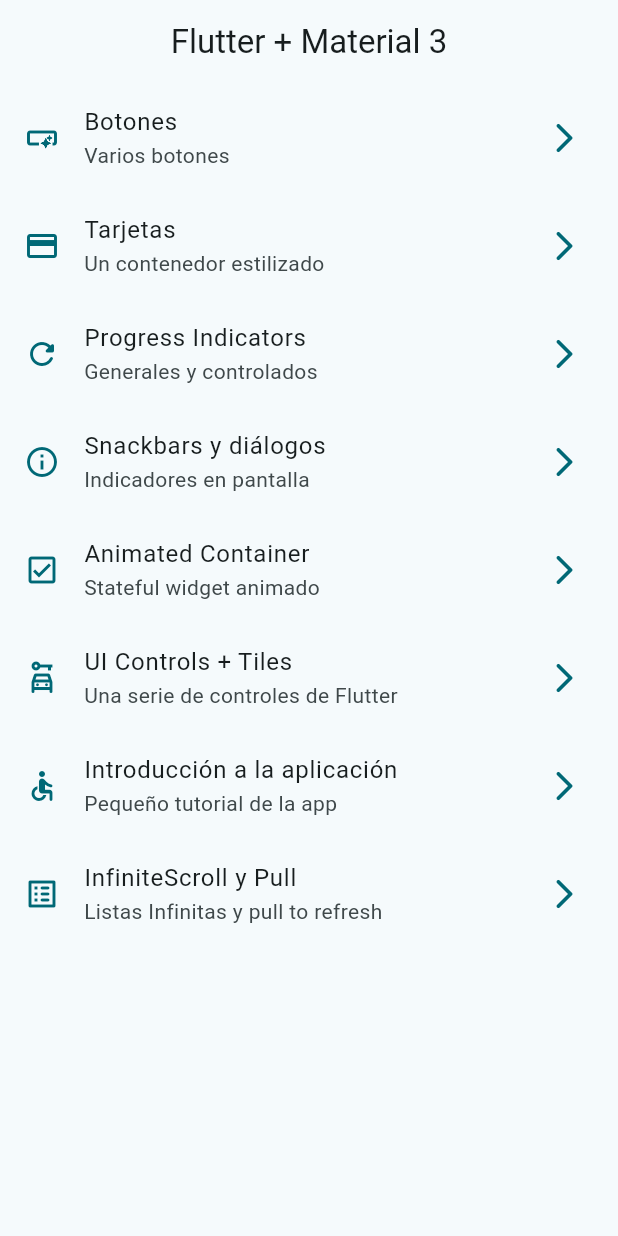
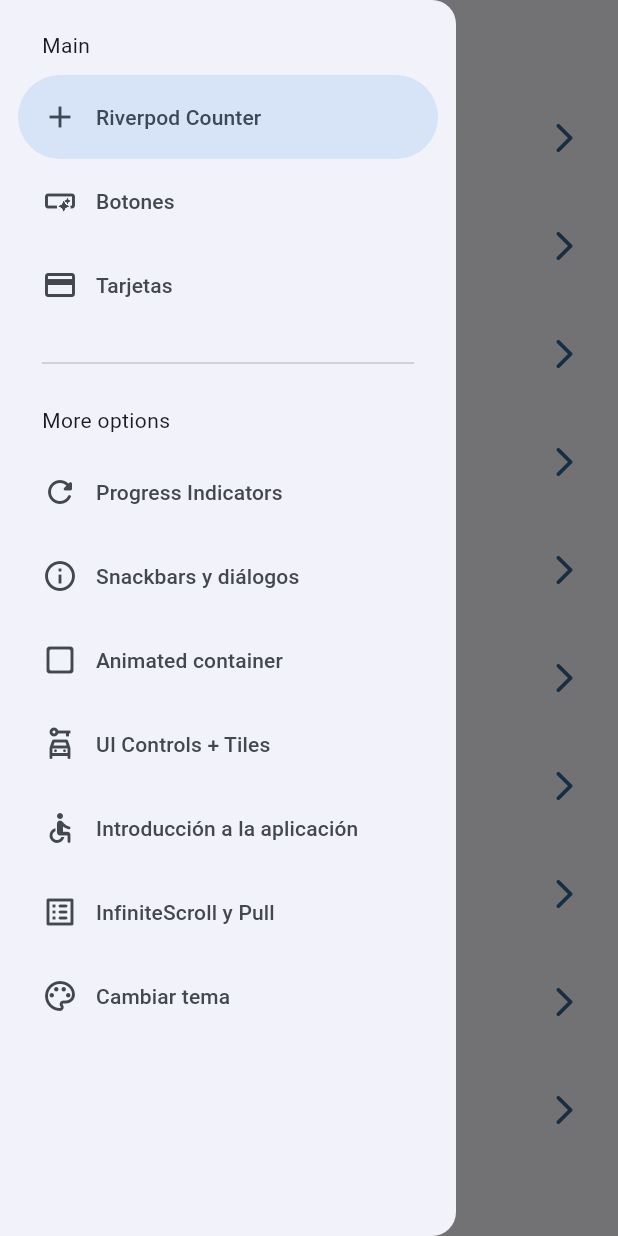
Before and after one commit to DouglasPapu/widgets_app, a Flutter app: the screen it shows after launch, with the side drawer open (before the commit the screen has no drawer), on a phone screen of 412 x 824 dp. Run offline on Flutter 3.47's test engine with Material 3 defaults, Android fonts, the phone set to English and light mode, and no system bars; our stand-ins replace animate_do, flutter_riverpod, go_router.

Commit message:
antes de state notifier

```diff
--- a/lib/config/routers/app_router.dart
+++ b/lib/config/routers/app_router.dart
@@ -1,53 +1,75 @@
 import 'package:go_router/go_router.dart';
+import 'package:widgets_app/presentation/screens/counter/counter_screen.dart';
 import 'package:widgets_app/presentation/screens/screens.dart';
 
 // GoRouter configuration
 final appRouter = GoRouter(
+  initialLocation: '/',
   routes: [
     GoRoute(
       path: '/',
       name: HomeScreen.name,
-      builder: (context, state) => HomeScreen(),
+      builder: (context, state) => const HomeScreen(),
     ),
+
     GoRoute(
       path: '/buttons',
       name: ButtonsScreen.name,
-      builder: (context, state) => ButtonsScreen(),
+      builder: (context, state) => const ButtonsScreen(),
     ),
+
     GoRoute(
       path: '/cards',
       name: CardsScreen.name,
-      builder: (context, state) => CardsScreen(),
+      builder: (context, state) => const CardsScreen(),
     ),
+
     GoRoute(
       path: '/progress',
       name: ProgressScreen.name,
-      builder: (context, state) => ProgressScreen(),
+      builder: (context, state) => const ProgressScreen(),
     ),
+
     GoRoute(
       path: '/snackbars',
       name: SnackbarScreen.name,
-      builder: (context, state) => SnackbarScreen(),
+      builder: (context, state) => const SnackbarScreen(),
     ),
+
     GoRoute(
       path: '/animated',
       name: AnimatedScreen.name,
-      builder: (context, state) => AnimatedScreen(),
+      builder: (context, state) => const AnimatedScreen(),
     ),
+
     GoRoute(
       path: '/ui-controls',
       name: UiControlsScreen.name,
-      builder: (context, state) => UiControlsScreen(),
+      builder: (context, state) => const UiControlsScreen(),
     ),
+
     GoRoute(
       path: '/tutorial',
       name: AppTutorialScreen.name,
-      builder: (context, state) => AppTutorialScreen(),
+      builder: (context, state) => const AppTutorialScreen(),
     ),
-     GoRoute(
+
+    GoRoute(
       path: '/infinite',
       name: InfiniteScrollScreen.name,
-      builder: (context, state) => InfiniteScrollScreen(),
+      builder: (context, state) => const InfiniteScrollScreen(),
+    ),
+
+    GoRoute(
+      path: '/counter-river',
+      name: CounterScreen.name,
+      builder: (context, state) => const CounterScreen(),
+    ),
+
+    GoRoute(
+      path: '/theme-changer',
+      name: ThemeChangerScreen.name,
+      builder: (context, state) => const ThemeChangerScreen(),
     ),
   ],
 );
--- a/lib/config/theme/app_theme.dart
+++ b/lib/config/theme/app_theme.dart
@@ -1,33 +1,37 @@
 import 'package:flutter/material.dart';
 
 const colorList = <Color>[
+  Colors.blue,
+  Colors.teal,
+  Colors.green,
   Colors.red,
-  Colors.green,
-  Colors.blue,
-  Colors.yellow,
+  Colors.purple,
+  Colors.deepPurple,
   Colors.orange,
-  Colors.purple,
   Colors.pink,
-  Colors.teal,
-  Colors.cyan,
-  Colors.lime,
+  Colors.pinkAccent,
 ];
 
+class AppTheme {
+  final int selectedColor;
+  final bool isDarkmode;
 
-class AppTheme{
-
-  final int selectedColor;
-
-  AppTheme({
-    this.selectedColor = 0,
-  }): assert(selectedColor >= 0 && selectedColor < colorList.length, 'selectedColor must be between 0 and ${colorList.length - 1}');
+  AppTheme({this.selectedColor = 0, this.isDarkmode = false})
+    : assert(selectedColor >= 0, 'Selected color must be greater then 0'),
+      assert(
+        selectedColor < colorList.length,
+        'Selected color must be less or equal than ${colorList.length - 1}',
+      );
 
   ThemeData getTheme() => ThemeData(
     useMaterial3: true,
+    brightness: isDarkmode ? Brightness.dark : Brightness.light,
     colorSchemeSeed: colorList[selectedColor],
-    appBarTheme: AppBarTheme(
-      centerTitle: true
-    )
+    appBarTheme: const AppBarTheme(centerTitle: false),
   );
 
+  AppTheme copyWith({int? selectedColor, bool? isDarkmode}) => AppTheme(
+    selectedColor: selectedColor ?? this.selectedColor,
+    isDarkmode: isDarkmode ?? this.isDarkmode,
+  );
 }
--- a/lib/config/theme/menu/menu_items.dart
+++ b/lib/config/theme/menu/menu_items.dart
@@ -1,70 +1,87 @@
 import 'package:flutter/material.dart';
 
-class MenuItem{
+class MenuItem {
   final String title;
-  final String subtitle;
+  final String subTitle;
   final String link;
   final IconData icon;
 
-const MenuItem({
-  required this.subtitle,
-  required this.title,
-  required this.link,
-  required this.icon
-});
-
+  const MenuItem({
+    required this.title,
+    required this.subTitle,
+    required this.link,
+    required this.icon,
+  });
 }
 
 const appMenuItems = <MenuItem>[
+  MenuItem(
+    title: 'Riverpod Counter',
+    subTitle: 'Introducción a riverpod',
+    link: '/counter-river',
+    icon: Icons.add,
+  ),
 
   MenuItem(
     title: 'Botones',
-    subtitle: 'Varios botones',
+    subTitle: 'Varios botones en Flutter',
     link: '/buttons',
-    icon: Icons.smart_button_outlined
+    icon: Icons.smart_button_outlined,
   ),
 
   MenuItem(
     title: 'Tarjetas',
-    subtitle: 'Un contenedor estilizado',
+    subTitle: 'Un contenedor estilizado',
     link: '/cards',
-    icon: Icons.credit_card_outlined
+    icon: Icons.credit_card,
   ),
+
   MenuItem(
     title: 'Progress Indicators',
-    subtitle: 'Generales y controlados',
+    subTitle: 'Generales y controlados',
     link: '/progress',
-    icon: Icons.refresh_rounded
+    icon: Icons.refresh_rounded,
   ),
+
   MenuItem(
     title: 'Snackbars y diálogos',
-    subtitle: 'Indicadores en pantalla',
+    subTitle: 'Indicadores en pantalla',
     link: '/snackbars',
-    icon: Icons.info_outline
+    icon: Icons.info_outline,
   ),
+
   MenuItem(
-    title: 'Animated Container',
-    subtitle: 'Stateful widget animado',
+    title: 'Animated container',
+    subTitle: 'Stateful widget animado',
     link: '/animated',
-    icon: Icons.check_box_outlined
+    icon: Icons.check_box_outline_blank_rounded,
   ),
+
   MenuItem(
     title: 'UI Controls + Tiles',
-    subtitle: 'Una serie de controles de Flutter',
+    subTitle: 'Una serie de controles de Flutter',
     link: '/ui-controls',
-    icon: Icons.car_rental_outlined
+    icon: Icons.car_rental_outlined,
   ),
+
   MenuItem(
     title: 'Introducción a la aplicación',
-    subtitle: 'Pequeño tutorial de la app',
+    subTitle: 'Pequeño tutorial introductorio',
     link: '/tutorial',
-    icon: Icons.accessible_rounded
+    icon: Icons.accessible_rounded,
   ),
+
   MenuItem(
     title: 'InfiniteScroll y Pull',
-    subtitle: 'Listas Infinitas y pull to refresh',
+    subTitle: 'Listas infinitas y pull to refresh',
     link: '/infinite',
-    icon: Icons.list_alt_rounded
+    icon: Icons.list_alt_rounded,
   ),
 
+  MenuItem(
+    title: 'Cambiar tema',
+    subTitle: 'Cambiar tema de la aplicación',
+    link: '/theme-changer',
+    icon: Icons.color_lens_outlined,
+  ),
 ];
--- a/lib/main.dart
+++ b/lib/main.dart
@@ -1,20 +1,27 @@
 import 'package:flutter/material.dart';
+import 'package:flutter_riverpod/flutter_riverpod.dart';
 import 'package:widgets_app/config/routers/app_router.dart';
 import 'package:widgets_app/config/theme/app_theme.dart';
+import 'package:widgets_app/presentation/providers/theme_provider.dart';
 
 void main() {
-  runApp(const MainApp());
+  runApp(const ProviderScope(child: MainApp()));
 }
 
-class MainApp extends StatelessWidget {
+class MainApp extends ConsumerWidget {
   const MainApp({super.key});
 
   @override
-  Widget build(BuildContext context) {
+  Widget build(BuildContext context, WidgetRef ref) {
+    // final isDarkmode = ref.watch(isDarkmodeProvider);
+    // final selectedColor = ref.watch(selectedColorProvider);
+    final AppTheme appTheme = ref.watch(themeNotifierProvider);
+
     return MaterialApp.router(
+      title: 'Flutter Widgets',
       routerConfig: appRouter,
       debugShowCheckedModeBanner: false,
-      theme: AppTheme(selectedColor: 8).getTheme(),
+      theme: appTheme.getTheme(),
     );
   }
 }
--- /dev/null
+++ b/lib/presentation/providers/counter_provider.dart
@@ -0,0 +1,3 @@
+import 'package:flutter_riverpod/flutter_riverpod.dart';
+
+final counterProvider = StateProvider<int>((ref) => 5);
--- /dev/null
+++ b/lib/presentation/providers/theme_provider.dart
@@ -0,0 +1,30 @@
+import 'package:flutter_riverpod/flutter_riverpod.dart';
+import 'package:widgets_app/config/theme/app_theme.dart';
+
+// Listado de colores inmutable
+final colorListProvider = Provider((ref) => colorList);
+
+// Un simple boolean
+final isDarkmodeProvider = StateProvider((ref) => false);
+
+// Un simple int
+final selectedColorProvider = StateProvider((ref) => 0);
+
+// Un objeto de tipo AppTheme (custom)
+final themeNotifierProvider = StateNotifierProvider<ThemeNotifier, AppTheme>(
+  (ref) => ThemeNotifier(),
+);
+
+// Controller o Notifier
+class ThemeNotifier extends StateNotifier<AppTheme> {
+  // STATE = Estado = new AppTheme();
+  ThemeNotifier() : super(AppTheme());
+
+  void toggleDarkmode() {
+    state = state.copyWith(isDarkmode: !state.isDarkmode);
+  }
+
+  void changeColorIndex(int colorIndex) {
+    state = state.copyWith(selectedColor: colorIndex);
+  }
+}
--- a/lib/presentation/screens/home/home_screen.dart
+++ b/lib/presentation/screens/home/home_screen.dart
@@ -1,72 +1,67 @@
 import 'package:flutter/material.dart';
 import 'package:go_router/go_router.dart';
 import 'package:widgets_app/config/theme/menu/menu_items.dart';
+import 'package:widgets_app/presentation/widgets/side_menu.dart';
+// import 'package:widgets_app/presentation/screens/cards/cards_screen.dart';
 
 class HomeScreen extends StatelessWidget {
-
   static const String name = 'home_screen';
 
   const HomeScreen({super.key});
 
   @override
   Widget build(BuildContext context) {
+    final scaffoldKey = GlobalKey<ScaffoldState>();
+
     return Scaffold(
-      appBar: AppBar(
-        title: const Text('Flutter + Material 3'),
-      ),
-      body: _HomeScreen(),
+      key: scaffoldKey,
+      appBar: AppBar(title: const Text('Flutter + Material 3')),
+      body: const _HomeView(),
+      drawer: SideMenu(scaffoldKey: scaffoldKey),
     );
   }
 }
 
-class _HomeScreen extends StatelessWidget {
-  const _HomeScreen();
+class _HomeView extends StatelessWidget {
+  const _HomeView();
 
   @override
   Widget build(BuildContext context) {
     return ListView.builder(
       itemCount: appMenuItems.length,
-      itemBuilder: (context, index){
-
+      itemBuilder: (context, index) {
         final menuItem = appMenuItems[index];
 
         return _CustomListTile(menuItem: menuItem);
-      }
+      },
     );
   }
 }
 
 class _CustomListTile extends StatelessWidget {
-  const _CustomListTile({
-    required this.menuItem,
-  });
+  const _CustomListTile({required this.menuItem});
 
   final MenuItem menuItem;
 
   @override
   Widget build(BuildContext context) {
-
     final colors = Theme.of(context).colorScheme;
 
     return ListTile(
       leading: Icon(menuItem.icon, color: colors.primary),
       trailing: Icon(Icons.arrow_forward_ios_rounded, color: colors.primary),
       title: Text(menuItem.title),
-      subtitle: Text(menuItem.subtitle),
-      onTap: (){
-        //Navigator.of(context).push(
-          //MaterialPageRoute(
-            //builder: (context) => const ButtonsScreen(),
-          //)
-        //);
+      subtitle: Text(menuItem.subTitle),
+      onTap: () {
+        // Navigator.of(context).push(
+        //   MaterialPageRoute(
+        //     builder: (context) => const ButtonsScreen(),
+        //   ),
+        // );
+        // Navigator.pushNamed(context, menuItem.link );
 
-       // Navigator.pushNamed(
-         // context,
-         // menuItem.link
-        //);
-
+        // context.pushNamed( CardsScreen.name );
         context.push(menuItem.link);
-
       },
     );
   }
--- a/lib/presentation/screens/screens.dart
+++ b/lib/presentation/screens/screens.dart
@@ -1,10 +1,11 @@
-
 export 'package:widgets_app/presentation/screens/animated/animated_screen.dart';
 export 'package:widgets_app/presentation/screens/app_tutorial/app_tutorial_screen.dart';
 export 'package:widgets_app/presentation/screens/buttons/buttons_screen.dart';
 export 'package:widgets_app/presentation/screens/cards/cards_screen.dart';
+export 'package:widgets_app/presentation/screens/counter/counter_screen.dart';
 export 'package:widgets_app/presentation/screens/home/home_screen.dart';
 export 'package:widgets_app/presentation/screens/infinite_scroll/infinite_scroll_screen.dart';
 export 'package:widgets_app/presentation/screens/progress/progress_screen.dart';
 export 'package:widgets_app/presentation/screens/snackbar/snackbar_screen.dart';
+export 'package:widgets_app/presentation/screens/theme_changer/theme_changer_screen.dart';
 export 'package:widgets_app/presentation/screens/ui_controls/ui_controls_screen.dart';
--- /dev/null
+++ b/lib/presentation/widgets/side_menu.dart
@@ -0,0 +1,68 @@
+import 'package:flutter/material.dart';
+import 'package:go_router/go_router.dart';
+import 'package:widgets_app/config/theme/menu/menu_items.dart';
+
+class SideMenu extends StatefulWidget {
+  final GlobalKey<ScaffoldState> scaffoldKey;
+
+  const SideMenu({super.key, required this.scaffoldKey});
+
+  @override
+  State<SideMenu> createState() => _SideMenuState();
+}
+
+class _SideMenuState extends State<SideMenu> {
+  int navDrawerIndex = 0;
+
+  @override
+  Widget build(BuildContext context) {
+    final hasNotch = MediaQuery.of(context).viewPadding.top > 35;
+
+    return NavigationDrawer(
+      selectedIndex: navDrawerIndex,
+      onDestinationSelected: (value) {
+        setState(() {
+          navDrawerIndex = value;
+        });
+
+        final menuItem = appMenuItems[value];
+        context.push(menuItem.link);
+        widget.scaffoldKey.currentState?.closeDrawer();
+      },
+      children: [
+        Padding(
+          padding: EdgeInsets.fromLTRB(28, hasNotch ? 0 : 20, 16, 10),
+          child: const Text('Main'),
+        ),
+
+        ...appMenuItems
+            .sublist(0, 3)
+            .map(
+              (item) => NavigationDrawerDestination(
+                icon: Icon(item.icon),
+                label: Text(item.title),
+              ),
+            ),
+
+        const Padding(
+          padding: EdgeInsets.fromLTRB(28, 16, 28, 10),
+          child: Divider(),
+        ),
+
+        const Padding(
+          padding: EdgeInsets.fromLTRB(28, 10, 16, 10),
+          child: Text('More options'),
+        ),
+
+        ...appMenuItems
+            .sublist(3)
+            .map(
+              (item) => NavigationDrawerDestination(
+                icon: Icon(item.icon),
+                label: Text(item.title),
+              ),
+            ),
+      ],
+    );
+  }
+}
--- a/pubspec.yaml
+++ b/pubspec.yaml
@@ -10,6 +10,7 @@ dependencies:
   animate_do: ^4.2.0
   flutter:
     sdk: flutter
+  flutter_riverpod: ^2.6.1
   go_router: ^14.8.1
 
 dev_dependencies:
```
Also changed, not shown: lib/presentation/screens/counter/counter_screen.dart (added, +48 -0 lines), lib/presentation/screens/theme_changer/theme_changer_screen.dart (added, +64 -0 lines), pubspec.lock.
